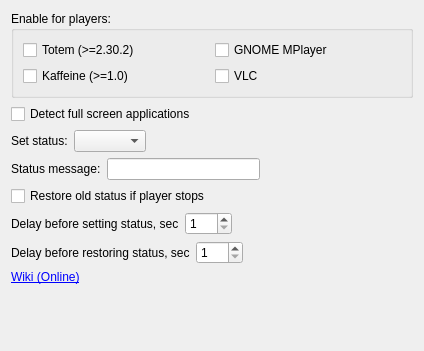
This is generic/videostatusplugin/options.ui in psi-im/plugins as Qt 5 draws it before an edit. The edited form follows.
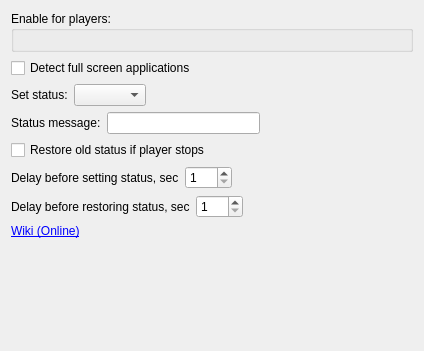
This is the edited form.

The edit to the form file:
```diff
--- a/generic/videostatusplugin/options.ui
+++ b/generic/videostatusplugin/options.ui
@@ -19,36 +19,7 @@
      <property name="title">
       <string>Enable for players:</string>
      </property>
-     <layout class="QGridLayout" name="gridLayout">
-      <item row="0" column="0">
-       <widget class="QCheckBox" name="cb_totem">
-        <property name="text">
-         <string>Totem (&gt;=2.30.2)</string>
-        </property>
-       </widget>
-      </item>
-      <item row="0" column="1">
-       <widget class="QCheckBox" name="cb_gmp">
-        <property name="text">
-         <string>GNOME MPlayer</string>
-        </property>
-       </widget>
-      </item>
-      <item row="1" column="0">
-       <widget class="QCheckBox" name="cb_kaffeine">
-        <property name="text">
-         <string>Kaffeine (&gt;=1.0)</string>
-        </property>
-       </widget>
-      </item>
-      <item row="1" column="1">
-       <widget class="QCheckBox" name="cb_vlc">
-        <property name="text">
-         <string>VLC</string>
-        </property>
-       </widget>
-      </item>
-     </layout>
+     <layout class="QGridLayout" name="gridLayout"/>
     </widget>
    </item>
    <item>
```
